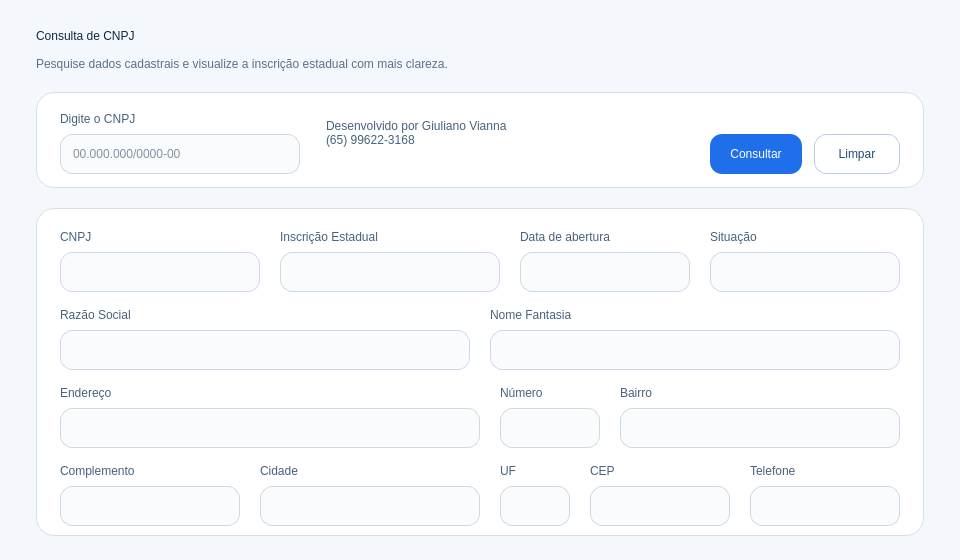
GiulianoVianna/Consulta_CNPJ, file consulta_cnpj.ui: the form before one commit.
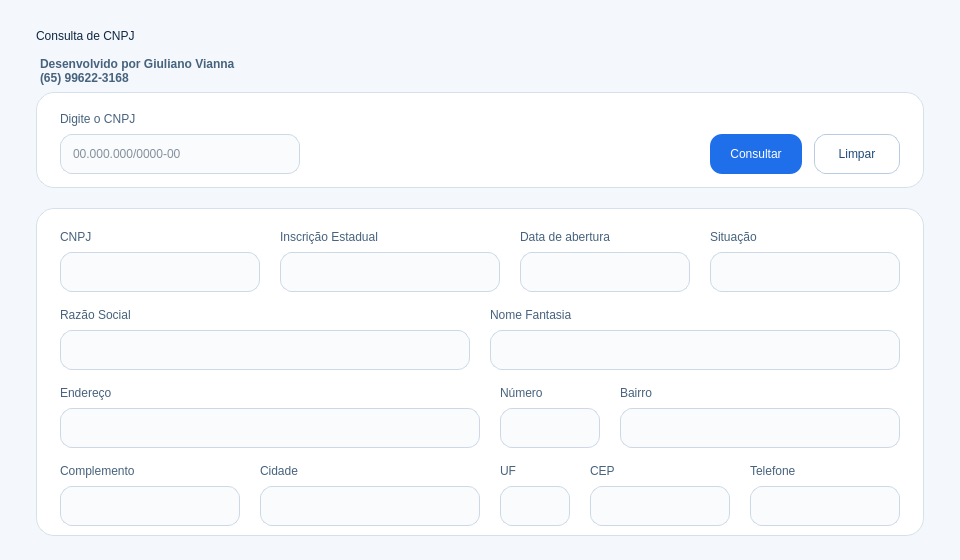
The form after the commit.

Commit message: Remove QLabel obsoleto e atualiza a posição do texto de desenvolvedor

What changed in the file:
```diff
--- a/consulta_cnpj.ui
+++ b/consulta_cnpj.ui
@@ -37,12 +37,6 @@
     color: #0f2742;
 }
 
-QLabel#lb_subtitulo {
-    color: #5d7188;
-    font: 10pt &quot;Ubuntu&quot;;
-    background-color: transparent;
-}
-
 QLabel {
     color: #46627d;
     font: 600 9pt &quot;Ubuntu&quot;;
@@ -102,19 +96,6 @@
     <string>Consulta de CNPJ</string>
    </property>
   </widget>
-  <widget class="QLabel" name="lb_subtitulo">
-   <property name="geometry">
-    <rect>
-     <x>36</x>
-     <y>52</y>
-     <width>500</width>
-     <height>24</height>
-    </rect>
-   </property>
-   <property name="text">
-    <string>Pesquise dados cadastrais e visualize a inscrição estadual com mais clareza.</string>
-   </property>
-  </widget>
   <widget class="QFrame" name="toolbar">
    <property name="geometry">
     <rect>
@@ -182,20 +163,6 @@
      <string>Limpar</string>
     </property>
    </widget>
-   <widget class="QLabel" name="lb_rsocial_12">
-    <property name="geometry">
-     <rect>
-      <x>290</x>
-      <y>20</y>
-      <width>340</width>
-      <height>42</height>
-     </rect>
-    </property>
-    <property name="text">
-     <string>Desenvolvido por Giuliano Vianna
-(65) 99622-3168</string>
-    </property>
-   </widget>
   </widget>
   <widget class="QFrame" name="card">
    <property name="geometry">
@@ -581,6 +548,29 @@
     </property>
    </widget>
   </widget>
+  <widget class="QLabel" name="lb_rsocial_12">
+   <property name="geometry">
+    <rect>
+     <x>40</x>
+     <y>50</y>
+     <width>340</width>
+     <height>42</height>
+    </rect>
+   </property>
+   <property name="font">
+    <font>
+     <family>Ubuntu</family>
+     <pointsize>9</pointsize>
+     <weight>75</weight>
+     <italic>false</italic>
+     <bold>true</bold>
+    </font>
+   </property>
+   <property name="text">
+    <string>Desenvolvido por Giuliano Vianna
+(65) 99622-3168</string>
+   </property>
+  </widget>
  </widget>
  <tabstops>
   <tabstop>ln_cons_cnpj</tabstop>
```
